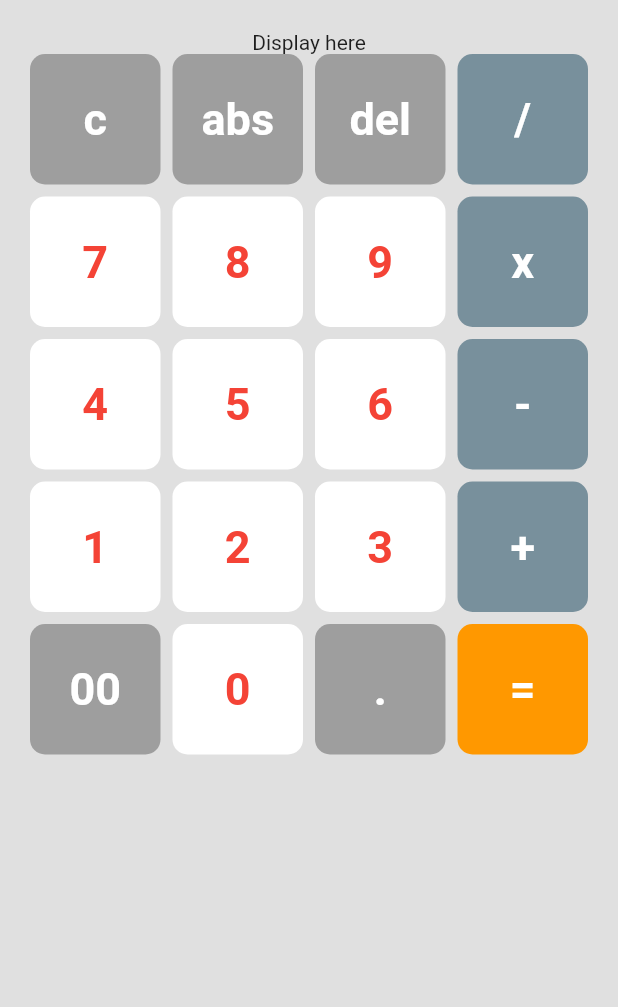
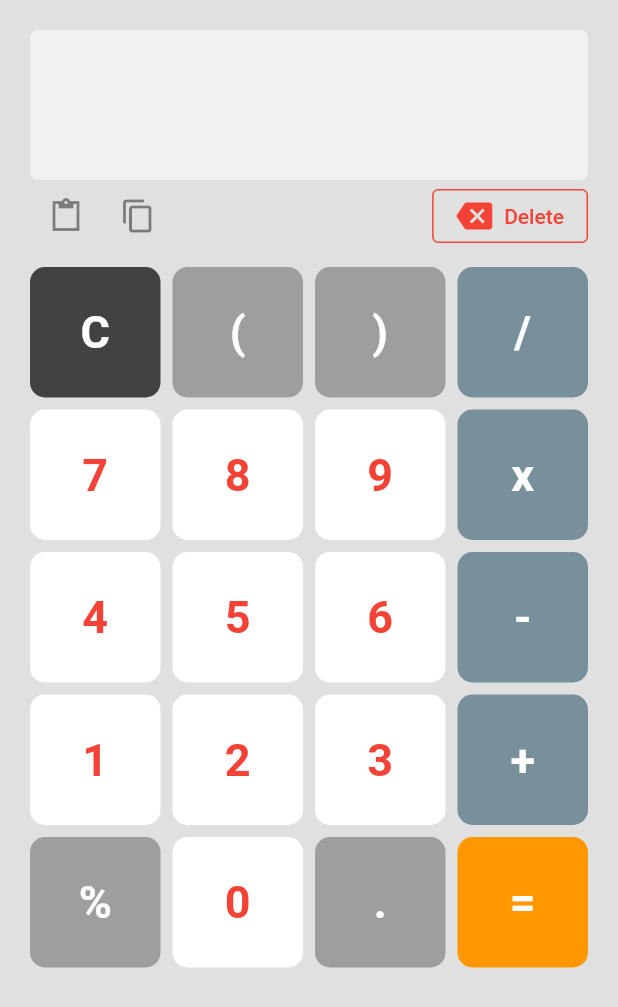
Before and after one commit to enchance/simplecalc, a Flutter app: the screen it shows after launch, on a phone screen of 412 x 824 dp. Shown: the top 1007 px of the screen. Run offline on Flutter 3.47's test engine with Material 2 defaults, Android fonts, the phone set to English and light mode, and no system bars; our stand-ins replace math_expressions.

Commit message:
copy to clipboard

```diff
--- a/lib/main.dart
+++ b/lib/main.dart
@@ -1,5 +1,9 @@
 import 'package:flutter/material.dart';
-import 'package:simplecalc/screens/calculator_screen.dart';
+import 'package:provider/provider.dart';
+
+import './screens/calculator_screen.dart';
+import './providers/Calculator.dart';
+
 
 void main() {
   runApp(const MyApp());
@@ -11,7 +15,9 @@ class MyApp extends StatelessWidget {
   // This widget is the root of your application.
   @override
   Widget build(BuildContext context) {
-    return MaterialApp(
+    return ChangeNotifierProvider(
+      create: (_) => CalculatorProvider(),
+      child: MaterialApp(
         debugShowCheckedModeBanner: false,
         title: 'Flutter Demo',
         theme: ThemeData(
@@ -20,6 +26,7 @@ class MyApp extends StatelessWidget {
         home: SafeArea(
           child: CalculatorScreen(),
         )
+      ),
     );
   }
 }
--- /dev/null
+++ b/lib/providers/Calculator.dart
@@ -0,0 +1,40 @@
+import 'package:flutter/material.dart';
+import 'package:math_expressions/math_expressions.dart';
+
+
+class CalculatorProvider extends ChangeNotifier {
+  String _equation = '';
+
+  String get equation => _equation;
+
+  void append(String char) {
+    _equation += char;
+    notifyListeners();
+  }
+
+  void pop() {
+    if(_equation.length > 0) {
+      _equation = _equation.substring(0, _equation.length - 1);
+      notifyListeners();
+    }
+  }
+
+  void clear() {
+    _equation = '';
+    notifyListeners();
+  }
+
+  String compute() {
+    String finalEquation = equation;
+    finalEquation = finalEquation.replaceAll('x', '*');
+
+    Parser p = Parser();
+    Expression exp = p.parse(finalEquation);
+    double eval = exp.evaluate(EvaluationType.REAL, ContextModel());
+
+    _equation = eval % 1 == 0 ? eval.toInt().toString() : eval.toString();
+    notifyListeners();
+
+    return _equation;
+  }
+}
--- a/lib/screens/calculator_screen.dart
+++ b/lib/screens/calculator_screen.dart
@@ -1,9 +1,14 @@
+import 'dart:ui';
 import 'package:flutter/material.dart';
-import 'dart:ui';
+import 'package:flutter/services.dart';
+import 'package:provider/provider.dart';
+
+import '../providers/Calculator.dart';
+import '../widgets/calculator_widgets.dart';
+
 
 
 class CalculatorScreen extends StatefulWidget {
-
   CalculatorScreen({Key? key}) : super(key: key);
 
   @override
@@ -11,17 +16,30 @@ class CalculatorScreen extends StatefulWidget {
 }
 
 class _CalculatorScreenState extends State<CalculatorScreen> {
-  List<String> _buttons = [
-    'c', 'abs', 'del', '/',
+  final List<String> _buttons = [
+    'C', '(', ')', '/',
     '7', '8', '9', 'x',
     '4', '5', '6', '-',
     '1', '2', '3', '+',
-    '00', '0', '.', '=',
+    '%', '0', '.', '=',
   ];
-  var display = '';
+
+  void _copy(BuildContext context, String data) async {
+    await Clipboard.setData(ClipboardData(text: data));
+    ScaffoldMessenger.of(context).showSnackBar(
+      const SnackBar(content: Text('Copied to clipboard!'))
+    );
+  }
+
+  void _paste(CalculatorProvider calc) async {
+    ClipboardData? cbdata = await Clipboard.getData('text/plain');
+    if(cbdata != null) calc.append(cbdata.text as String);
+  }
 
   @override
   Widget build(BuildContext context) {
+    final calc = Provider.of<CalculatorProvider>(context);
+
     return Scaffold(
       backgroundColor: Colors.grey[300],
       body: Container(
@@ -29,13 +47,60 @@ class _CalculatorScreenState extends State<CalculatorScreen> {
         child: Column(
           children: [
             Container(
-              child: Text('Display here')
+              constraints: const BoxConstraints(
+                minHeight: 100,
+                maxHeight: 180,
+              ),
+              width: double.infinity,
+              padding: const EdgeInsets.all(5),
+              // margin: const EdgeInsets.only(bottom: 20),
+              decoration: BoxDecoration(
+                color: Colors.white54,
+                // border: Border.all(color: Colors.white, width: 2),
+                borderRadius: BorderRadius.circular(5),
+              ),
+              child: SingleChildScrollView(child: Display(calc.equation, 30)),
             ),
+            Row(
+              mainAxisAlignment: MainAxisAlignment.spaceBetween,
+              children: [
+                Row(
+                  children: [
+                    IconButton(
+                        onPressed: () => _paste(calc),
+                        icon: const Icon(
+                          Icons.paste_sharp,
+                          color: Colors.black45,
+                        )
+                    ),
+                    IconButton(
+                        onPressed: () => _copy(context, calc.equation),
+                        icon: const Icon(
+                          Icons.copy,
+                          color: Colors.black45,
+                        )
+                    ),
+                  ],
+                ),
+                OutlinedButton.icon(
+                  onPressed: () => calc.pop(),
+                  icon: const Icon(
+                    Icons.backspace,
+                    color: Colors.red,
+                  ),
+                  label: Text('Delete', style: TextStyle(color: Colors.red)),
+                  style: OutlinedButton.styleFrom(
+                    side: BorderSide(color: Colors.red, width: 1)
+                  ),
+                ),
+              ],
+            ),
+            SizedBox(height: 10),
             Expanded(
               child: GridView.builder(
                 itemCount: _buttons.length,
                 itemBuilder: (_, idx) => CalcButton(value: _buttons[idx]),
-                gridDelegate: SliverGridDelegateWithFixedCrossAxisCount(
+                gridDelegate: const SliverGridDelegateWithFixedCrossAxisCount(
                   crossAxisCount: 4,
                   mainAxisSpacing: 8,
                   crossAxisSpacing: 8,
@@ -49,78 +114,24 @@ class _CalculatorScreenState extends State<CalculatorScreen> {
   }
 }
 
+class Display extends StatelessWidget {
+  final double size;
+  final int lines;
+  String value;
 
-class CalcButton extends StatelessWidget {
-  // final Color color;
-  final String value;
-
-  const CalcButton({
-    // required this.color,
-    required this.value,
-    Key? key
-  }) : super(key: key);
+  Display(this.value, this.size, [this.lines = 2, Key? key]) : super(key: key);
 
   @override
   Widget build(BuildContext context) {
-
-    if(['1', '2', '3', '4', '5', '6', '7', '8', '9', '0'].contains(value)) {
-      return GestureDetector(
-        onTap: () {
-          print(value);
-        },
-        child: CalcContent(color: Colors.white, text: Colors.red, value: value)
-      );
-    }
-    else {
-      switch(value) {
-        case '+':
-        case '-':
-        case 'x':
-        case '/':
-          return CalcContent(
-              color: Colors.blueGrey.shade400, value: value
-          );
-        case '=':
-          return CalcContent(
-              color: Colors.orange, value: value
-          );
-        default:
-          return CalcContent(color: Colors.grey, value: value);
-      };
-    }
-  }
-}
-
-class CalcContent extends StatelessWidget {
-  final dynamic value;
-  final Color color;
-  final Color text;
-
-  const CalcContent({
-    required this.color,
-    required this.value,
-    this.text=Colors.white,
-    Key? key,
-  }) : super(key: key);
-
-  @override
-  Widget build(BuildContext context) {
-    return Container(
-      decoration: BoxDecoration(
-          color: color,
-          borderRadius: BorderRadius.circular(10)
+    return Text(
+      value,
+      // maxLines: lines,
+      style: TextStyle(
+        fontSize: size,
+        fontFamily: 'Nineteen97',
+        color: Colors.blueGrey,
       ),
-      child: Center(
-        child: FittedBox(
-          child: value is String
-            ? Text(value, style: TextStyle(
-                  fontSize: 30,
-                  fontWeight: FontWeight.bold,
-                  color: text
-              ),)
-            : value
-        ),
-      ),
+      textAlign: TextAlign.right,
     );
   }
 }
--- /dev/null
+++ b/lib/widgets/calculator_widgets.dart
@@ -0,0 +1,79 @@
+import 'package:flutter/material.dart';
+import 'package:provider/provider.dart';
+
+import '../providers/Calculator.dart';
+
+
+class CalcButton extends StatelessWidget {
+  // final Color color;
+  final String value;
+
+  const CalcButton(
+      {
+        // required this.color,
+        required this.value,
+        Key? key})
+      : super(key: key);
+
+  @override
+  Widget build(BuildContext context) {
+    final calc = Provider.of<CalculatorProvider>(context);
+
+    if (['1', '2', '3', '4', '5', '6', '7', '8', '9', '0'].contains(value)) {
+      return GestureDetector(
+          onTap: () => calc.append(value),
+          child:
+          CalcContent(color: Colors.white, text: Colors.red, value: value));
+    } else if (['.', '(', ')'].contains(value)) {
+      return GestureDetector(
+          onTap: () => calc.append(value),
+          child: CalcContent(
+              color: Colors.grey, text: Colors.white, value: value));
+    } else if (['+', '-', 'x', '/'].contains(value)) {
+      return GestureDetector(
+          onTap: () => calc.append(value),
+          child: CalcContent(color: Colors.blueGrey.shade400, value: value));
+    } else if (value == '=') {
+      return GestureDetector(
+          onTap: () => calc.compute(),
+          child: CalcContent(color: Colors.orange, value: value));
+    } else if (value == 'C') {
+      return GestureDetector(
+          onTap: () => calc.clear(),
+          child: CalcContent(color: Colors.grey.shade800, value: value));
+    } else {
+      return CalcContent(color: Colors.grey, value: value);
+    }
+  }
+}
+
+class CalcContent extends StatelessWidget {
+  final dynamic value;
+  final Color color;
+  final Color text;
+
+  const CalcContent({
+    required this.color,
+    required this.value,
+    this.text = Colors.white,
+    Key? key,
+  }) : super(key: key);
+
+  @override
+  Widget build(BuildContext context) {
+    return Container(
+      decoration:
+      BoxDecoration(color: color, borderRadius: BorderRadius.circular(10)),
+      child: Center(
+        child: FittedBox(
+            child: value is String
+                ? Text(
+              value,
+              style: TextStyle(
+                  fontSize: 30, fontWeight: FontWeight.bold, color: text),
+            )
+                : value),
+      ),
+    );
+  }
+}
```
Also changed, not shown: pubspec.yaml (+6 -10 lines), assets/fonts/NineteenNinetySeven-11XB.ttf (added), pubspec.lock. Lines whose indentation alone changed are shown as unchanged.
